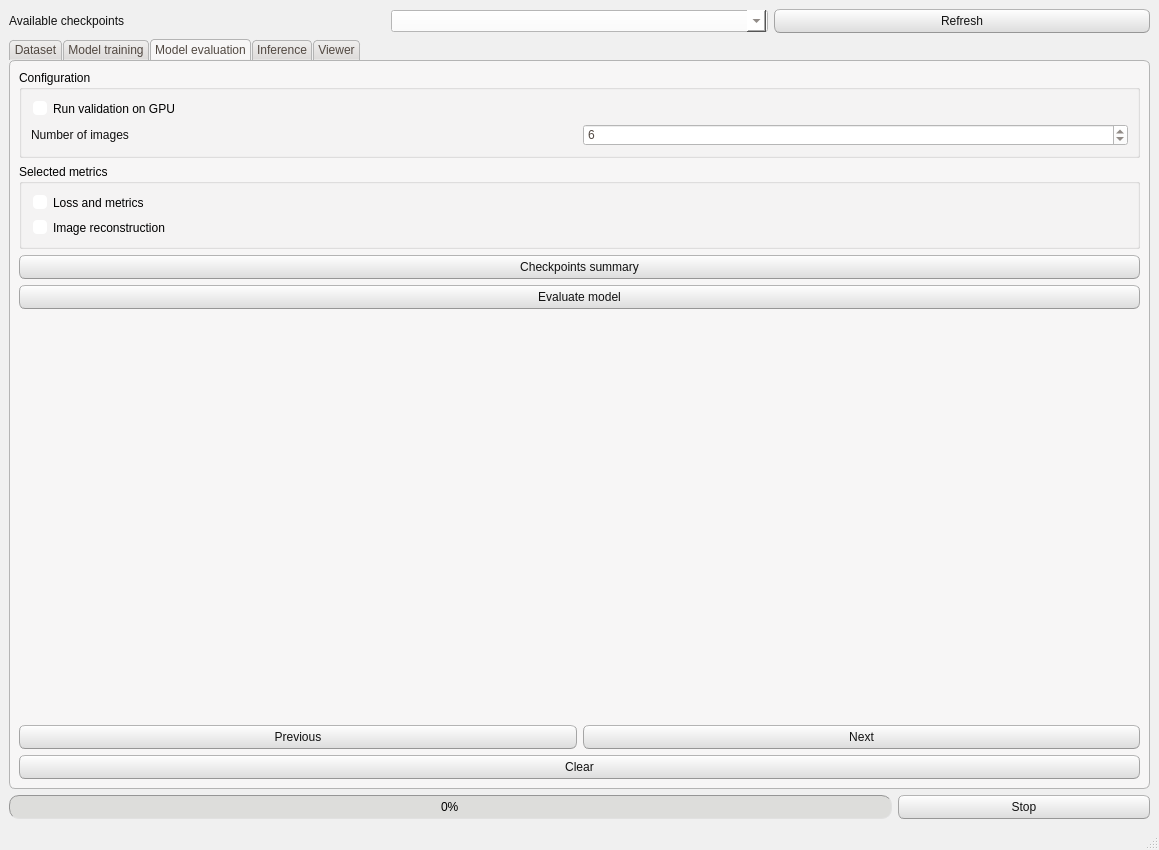
The window that FEXT/app/src/window_layout.ui (CTCycle/FEXT-Autoencoder) describes before a commit, drawn with Qt 5.
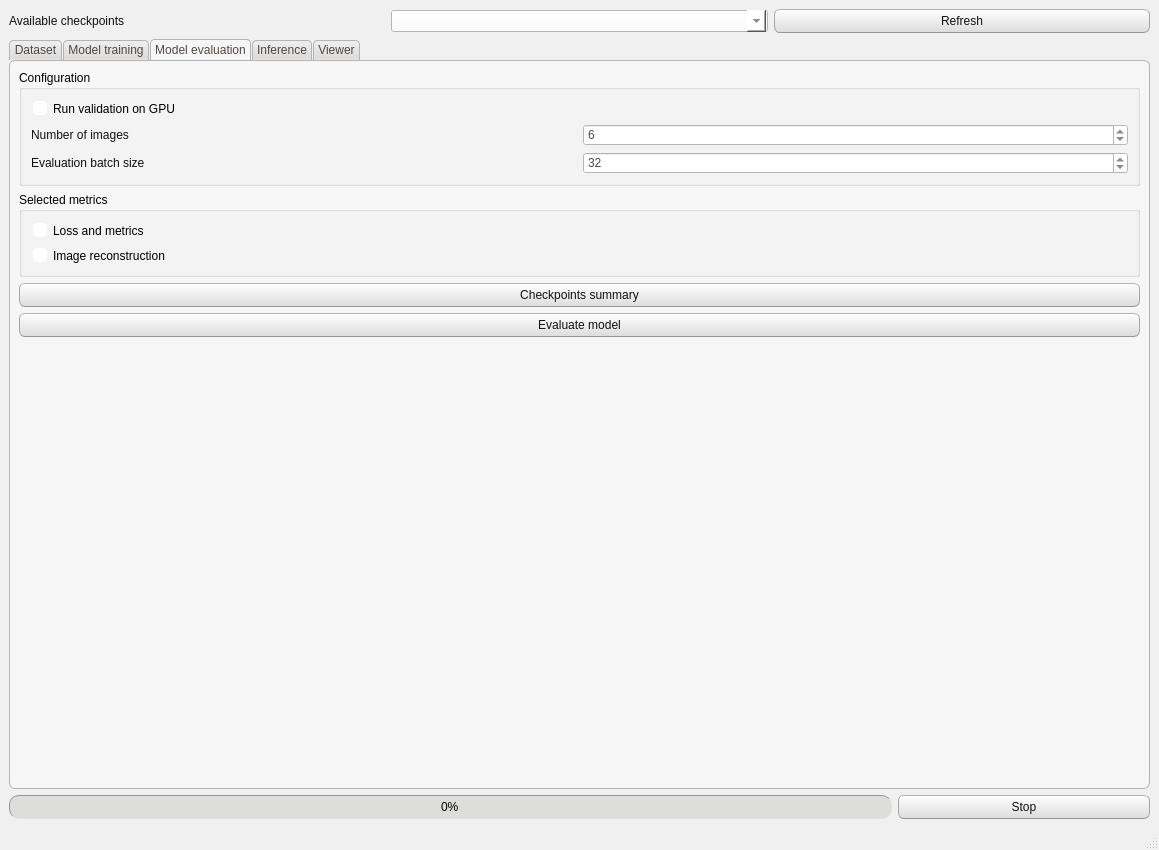
The same window after the commit. The open tabs and pages were chosen to show the change.

What changed in the file:
```diff
--- a/FEXT/app/src/window_layout.ui
+++ b/FEXT/app/src/window_layout.ui
@@ -1366,8 +1366,6 @@
        <attribute name="title">
         <string>Model evaluation</string>
        </attribute>
-       <layout class="QGridLayout" name="gridLayout_3">
-        <item row="0" column="0">
          <layout class="QVBoxLayout" name="verticalLayout_20">
           <item>
            <widget class="QGroupBox" name="groupBox_9">
@@ -1406,6 +1404,30 @@
                </item>
               </layout>
              </item>
+           <item>
+            <layout class="QHBoxLayout" name="horizontalLayout_34">
+             <item>
+              <widget class="QLabel" name="label_19">
+               <property name="text">
+                <string>Evaluation batch size</string>
+               </property>
+              </widget>
+             </item>
+             <item>
+              <widget class="QSpinBox" name="evalBatchSize">
+               <property name="minimum">
+                <number>1</number>
+               </property>
+               <property name="maximum">
+                <number>1024</number>
+               </property>
+               <property name="value">
+                <number>32</number>
+               </property>
+              </widget>
+             </item>
+            </layout>
+           </item>
             </layout>
            </widget>
           </item>
@@ -1457,41 +1479,10 @@
             <property name="sizeHint" stdset="0">
              <size>
               <width>20</width>
-              <height>40</height>
+            <height>319</height>
              </size>
             </property>
            </spacer>
-          </item>
-          <item>
-           <layout class="QVBoxLayout" name="verticalLayout_12">
-            <item>
-             <layout class="QHBoxLayout" name="horizontalLayout_30">
-              <item>
-               <widget class="QPushButton" name="evalTabPreviousImg">
-                <property name="text">
-                 <string>Previous</string>
-                </property>
-               </widget>
-              </item>
-              <item>
-               <widget class="QPushButton" name="evalTabNextImg">
-                <property name="text">
-                 <string>Next</string>
-                </property>
-               </widget>
-              </item>
-             </layout>
-            </item>
-            <item>
-             <widget class="QPushButton" name="evalTabClearImg">
-              <property name="text">
-               <string>Clear</string>
-              </property>
-             </widget>
-            </item>
-           </layout>
-          </item>
-         </layout>
         </item>
        </layout>
       </widget>
```
Left out of the diff: 2 changed lines with no effect on the pictures. Lines whose indentation alone changed are shown as unchanged.
